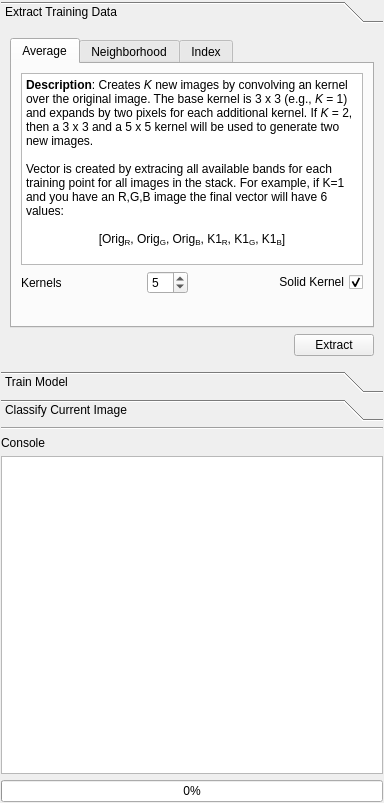
persts/Nenetic, file nenetic/gui/toolkit_widget.ui: the form before one commit.
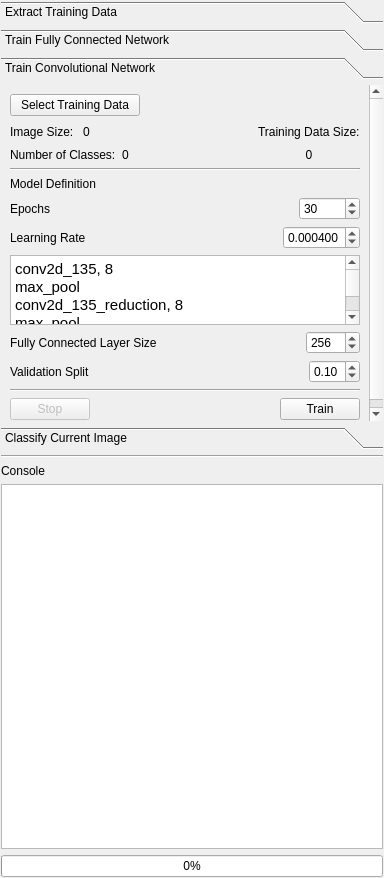
The form after the commit. The open tabs and pages were chosen to show the change.

Commit message: Added convolution network

The edit to the form file:
```diff
--- a/nenetic/gui/toolkit_widget.ui
+++ b/nenetic/gui/toolkit_widget.ui
@@ -7,7 +7,7 @@
     <x>0</x>
     <y>0</y>
     <width>384</width>
-    <height>803</height>
+    <height>878</height>
    </rect>
   </property>
   <property name="windowTitle">
@@ -58,6 +58,9 @@
       <layout class="QVBoxLayout" name="verticalLayout_9">
        <item>
         <widget class="QTabWidget" name="tabWidgetExtractors">
+         <property name="tabPosition">
+          <enum>QTabWidget::West</enum>
+         </property>
          <property name="currentIndex">
           <number>0</number>
          </property>
@@ -380,6 +383,101 @@
            </item>
           </layout>
          </widget>
+         <widget class="QWidget" name="region">
+          <attribute name="title">
+           <string>Region</string>
+          </attribute>
+          <layout class="QVBoxLayout" name="verticalLayout_5">
+           <item>
+            <widget class="QTextBrowser" name="textBrowser_5">
+             <property name="sizePolicy">
+              <sizepolicy hsizetype="Expanding" vsizetype="Fixed">
+               <horstretch>0</horstretch>
+               <verstretch>0</verstretch>
+              </sizepolicy>
+             </property>
+             <property name="autoFillBackground">
+              <bool>false</bool>
+             </property>
+             <property name="html">
+              <string>&lt;!DOCTYPE HTML PUBLIC &quot;-//W3C//DTD HTML 4.0//EN&quot; &quot;http://www.w3.org/TR/REC-html40/strict.dtd&quot;&gt;
+&lt;html&gt;&lt;head&gt;&lt;meta name=&quot;qrichtext&quot; content=&quot;1&quot; /&gt;&lt;style type=&quot;text/css&quot;&gt;
+p, li { white-space: pre-wrap; }
+&lt;/style&gt;&lt;/head&gt;&lt;body style=&quot; font-family:'Ubuntu'; font-size:11pt; font-weight:400; font-style:normal;&quot;&gt;
+&lt;p style=&quot; margin-top:0px; margin-bottom:0px; margin-left:0px; margin-right:0px; -qt-block-indent:0; text-indent:0px;&quot;&gt;&lt;span style=&quot; font-family:'Sans Serif'; font-size:9pt; font-weight:600;&quot;&gt;Description&lt;/span&gt;&lt;span style=&quot; font-family:'Sans Serif'; font-size:9pt;&quot;&gt;: Extracts a N x N sub image for convolutional neural networks.&lt;/span&gt;&lt;/p&gt;
+&lt;p style=&quot;-qt-paragraph-type:empty; margin-top:0px; margin-bottom:0px; margin-left:0px; margin-right:0px; -qt-block-indent:0; text-indent:0px; font-family:'Sans Serif'; font-size:9pt;&quot;&gt;&lt;br /&gt;&lt;/p&gt;
+&lt;p style=&quot; margin-top:0px; margin-bottom:0px; margin-left:0px; margin-right:0px; -qt-block-indent:0; text-indent:0px;&quot;&gt;&lt;span style=&quot; font-family:'Sans Serif'; font-size:9pt;&quot;&gt;N should always be an odd number. If N is even then the region will be N-1 x N-1.&lt;/span&gt;&lt;/p&gt;&lt;/body&gt;&lt;/html&gt;</string>
+             </property>
+            </widget>
+           </item>
+           <item>
+            <spacer name="verticalSpacer_4">
+             <property name="orientation">
+              <enum>Qt::Vertical</enum>
+             </property>
+             <property name="sizeHint" stdset="0">
+              <size>
+               <width>20</width>
+               <height>48</height>
+              </size>
+             </property>
+            </spacer>
+           </item>
+           <item>
+            <layout class="QHBoxLayout" name="horizontalLayout_21">
+             <item>
+              <widget class="QLabel" name="label_22">
+               <property name="text">
+                <string>Region Size ( N x N )</string>
+               </property>
+              </widget>
+             </item>
+             <item>
+              <widget class="QSpinBox" name="spinBoxRegionSize">
+               <property name="minimum">
+                <number>25</number>
+               </property>
+               <property name="maximum">
+                <number>99</number>
+               </property>
+               <property name="singleStep">
+                <number>2</number>
+               </property>
+               <property name="value">
+                <number>31</number>
+               </property>
+              </widget>
+             </item>
+             <item>
+              <spacer name="horizontalSpacer_27">
+               <property name="orientation">
+                <enum>Qt::Horizontal</enum>
+               </property>
+               <property name="sizeHint" stdset="0">
+                <size>
+                 <width>40</width>
+                 <height>20</height>
+                </size>
+               </property>
+              </spacer>
+             </item>
+            </layout>
+           </item>
+           <item>
+            <spacer name="verticalSpacer_5">
+             <property name="orientation">
+              <enum>Qt::Vertical</enum>
+             </property>
+             <property name="sizeHint" stdset="0">
+              <size>
+               <width>20</width>
+               <height>48</height>
+              </size>
+             </property>
+            </spacer>
+           </item>
+          </layout>
+         </widget>
         </widget>
        </item>
        <item>
@@ -418,7 +516,7 @@
        </rect>
       </property>
       <attribute name="label">
-       <string>Train Model</string>
+       <string>Train Fully Connected Network</string>
       </attribute>
       <layout class="QVBoxLayout" name="verticalLayout_2">
        <item>
@@ -745,7 +843,335 @@
           </spacer>
          </item>
          <item>
-          <widget class="QPushButton" name="pushButtonTrainModel">
+          <widget class="QPushButton" name="pushButtonTrainFcModel">
+           <property name="text">
+            <string>Train</string>
+           </property>
+          </widget>
+         </item>
+        </layout>
+       </item>
+      </layout>
+     </widget>
+     <widget class="QWidget" name="train_conv">
+      <property name="geometry">
+       <rect>
+        <x>0</x>
+        <y>0</y>
+        <width>382</width>
+        <height>408</height>
+       </rect>
+      </property>
+      <attribute name="label">
+       <string>Train Convolutional Network</string>
+      </attribute>
+      <layout class="QVBoxLayout" name="verticalLayout_6">
+       <item>
+        <layout class="QGridLayout" name="gridLayout_3">
+         <item row="0" column="0" colspan="3">
+          <widget class="QPushButton" name="pushButtonConvTrainingData">
+           <property name="text">
+            <string>Select Training Data</string>
+           </property>
+          </widget>
+         </item>
+         <item row="0" column="3">
+          <spacer name="horizontalSpacer_5">
+           <property name="orientation">
+            <enum>Qt::Horizontal</enum>
+           </property>
+           <property name="sizeHint" stdset="0">
+            <size>
+             <width>40</width>
+             <height>20</height>
+            </size>
+           </property>
+          </spacer>
+         </item>
+         <item row="1" column="0">
+          <widget class="QLabel" name="label_6">
+           <property name="text">
+            <string>Image Size: </string>
+           </property>
+          </widget>
+         </item>
+         <item row="1" column="1" colspan="2">
+          <widget class="QLabel" name="labelImageSize">
+           <property name="text">
+            <string>0</string>
+           </property>
+          </widget>
+         </item>
+         <item row="1" column="3">
+          <spacer name="horizontalSpacer_6">
+           <property name="orientation">
+            <enum>Qt::Horizontal</enum>
+           </property>
+           <property name="sizeHint" stdset="0">
+            <size>
+             <width>40</width>
+             <height>20</height>
+            </size>
+           </property>
+          </spacer>
+         </item>
+         <item row="2" column="0" colspan="2">
+          <widget class="QLabel" name="label_7">
+           <property name="text">
+            <string>Number of Classes:</string>
+           </property>
+          </widget>
+         </item>
+         <item row="2" column="2" colspan="2">
+          <widget class="QLabel" name="labelNumberClassesConv">
+           <property name="text">
+            <string>0</string>
+           </property>
+          </widget>
+         </item>
+         <item row="2" column="4">
+          <widget class="QLabel" name="labelTotalPointsConv">
+           <property name="text">
+            <string>0</string>
+           </property>
+           <property name="alignment">
+            <set>Qt::AlignCenter</set>
+           </property>
+          </widget>
+         </item>
+         <item row="1" column="4">
+          <widget class="QLabel" name="label_8">
+           <property name="text">
+            <string>Training Data Size:</string>
+           </property>
+          </widget>
+         </item>
+        </layout>
+       </item>
+       <item>
+        <widget class="Line" name="line_2">
+         <property name="orientation">
+          <enum>Qt::Horizontal</enum>
+         </property>
+        </widget>
+       </item>
+       <item>
+        <widget class="QLabel" name="label_9">
+         <property name="text">
+          <string>Model Definition</string>
+         </property>
+        </widget>
+       </item>
+       <item>
+        <layout class="QHBoxLayout" name="horizontalLayout_24">
+         <item>
+          <widget class="QLabel" name="label_24">
+           <property name="text">
+            <string>Epochs</string>
+           </property>
+          </widget>
+         </item>
+         <item>
+          <spacer name="horizontalSpacer_30">
+           <property name="orientation">
+            <enum>Qt::Horizontal</enum>
+           </property>
+           <property name="sizeHint" stdset="0">
+            <size>
+             <width>40</width>
+             <height>20</height>
+            </size>
+           </property>
+          </spacer>
+         </item>
+         <item>
+          <widget class="QSpinBox" name="spinBoxEpochsConv">
+           <property name="minimum">
+            <number>1</number>
+           </property>
+           <property name="maximum">
+            <number>50000</number>
+           </property>
+           <property name="singleStep">
+            <number>1</number>
+           </property>
+           <property name="value">
+            <number>30</number>
+           </property>
+          </widget>
+         </item>
+        </layout>
+       </item>
+       <item>
+        <layout class="QHBoxLayout" name="horizontalLayout_25">
+         <item>
+          <widget class="QLabel" name="label_25">
+           <property name="text">
+            <string>Learning Rate</string>
+           </property>
+          </widget>
+         </item>
+         <item>
+          <spacer name="horizontalSpacer_31">
+           <property name="orientation">
+            <enum>Qt::Horizontal</enum>
+           </property>
+           <property name="sizeHint" stdset="0">
+            <size>
+             <width>40</width>
+             <height>20</height>
+            </size>
+           </property>
+          </spacer>
+         </item>
+         <item>
+          <widget class="QDoubleSpinBox" name="doubleSpinBoxLearningRateConv">
+           <property name="decimals">
+            <number>6</number>
+           </property>
+           <property name="minimum">
+            <double>0.000010000000000</double>
+           </property>
+           <property name="maximum">
+            <double>0.500000000000000</double>
+           </property>
+           <property name="singleStep">
+            <double>0.000100000000000</double>
+           </property>
+           <property name="value">
+            <double>0.000400000000000</double>
+           </property>
+          </widget>
+         </item>
+        </layout>
+       </item>
+       <item>
+        <widget class="QTextBrowser" name="textBrowserConvModel">
+         <property name="readOnly">
+          <bool>false</bool>
+         </property>
+         <property name="html">
+          <string>&lt;!DOCTYPE HTML PUBLIC &quot;-//W3C//DTD HTML 4.0//EN&quot; &quot;http://www.w3.org/TR/REC-html40/strict.dtd&quot;&gt;
+&lt;html&gt;&lt;head&gt;&lt;meta name=&quot;qrichtext&quot; content=&quot;1&quot; /&gt;&lt;style type=&quot;text/css&quot;&gt;
+p, li { white-space: pre-wrap; }
+&lt;/style&gt;&lt;/head&gt;&lt;body style=&quot; font-family:'Ubuntu'; font-size:11pt; font-weight:400; font-style:normal;&quot;&gt;
+&lt;p style=&quot; margin-top:0px; margin-bottom:0px; margin-left:0px; margin-right:0px; -qt-block-indent:0; text-indent:0px;&quot;&gt;conv2d_135, 8&lt;/p&gt;
+&lt;p style=&quot; margin-top:0px; margin-bottom:0px; margin-left:0px; margin-right:0px; -qt-block-indent:0; text-indent:0px;&quot;&gt;max_pool&lt;/p&gt;
+&lt;p style=&quot; margin-top:0px; margin-bottom:0px; margin-left:0px; margin-right:0px; -qt-block-indent:0; text-indent:0px;&quot;&gt;conv2d_135_reduction, 8&lt;/p&gt;
+&lt;p style=&quot; margin-top:0px; margin-bottom:0px; margin-left:0px; margin-right:0px; -qt-block-indent:0; text-indent:0px;&quot;&gt;max_pool&lt;/p&gt;
+&lt;p style=&quot; margin-top:0px; margin-bottom:0px; margin-left:0px; margin-right:0px; -qt-block-indent:0; text-indent:0px;&quot;&gt;conv2d_135_reduction, 8&lt;/p&gt;
+&lt;p style=&quot; margin-top:0px; margin-bottom:0px; margin-left:0px; margin-right:0px; -qt-block-indent:0; text-indent:0px;&quot;&gt;max_pool&lt;/p&gt;&lt;/body&gt;&lt;/html&gt;</string>
+         </property>
+         <property name="acceptRichText">
+          <bool>false</bool>
+         </property>
+        </widget>
+       </item>
+       <item>
+        <layout class="QHBoxLayout" name="horizontalLayout_3">
+         <item>
+          <widget class="QLabel" name="label_2">
+           <property name="text">
+            <string>Fully Connected Layer Size</string>
+           </property>
+          </widget>
+         </item>
+         <item>
+          <spacer name="horizontalSpacer_8">
+           <property name="orientation">
+            <enum>Qt::Horizontal</enum>
+           </property>
+           <property name="sizeHint" stdset="0">
+            <size>
+             <width>40</width>
+             <height>20</height>
+            </size>
+           </property>
+          </spacer>
+         </item>
+         <item>
+          <widget class="QSpinBox" name="spinBoxFinalLayerConv">
+           <property name="maximum">
+            <number>4096</number>
+           </property>
+           <property name="value">
+            <number>256</number>
+           </property>
+          </widget>
+         </item>
+        </layout>
+       </item>
+       <item>
+        <layout class="QHBoxLayout" name="horizontalLayout_22">
+         <item>
+          <widget class="QLabel" name="label_23">
+           <property name="text">
+            <string>Validation Split</string>
+           </property>
+          </widget>
+         </item>
+         <item>
+          <spacer name="horizontalSpacer_28">
+           <property name="orientation">
+            <enum>Qt::Horizontal</enum>
+           </property>
+           <property name="sizeHint" stdset="0">
+            <size>
+             <width>40</width>
+             <height>20</height>
+            </size>
+           </property>
+          </spacer>
+         </item>
+         <item>
+          <widget class="QDoubleSpinBox" name="doubleSpinBoxSplitConv">
+           <property name="maximum">
+            <double>0.500000000000000</double>
+           </property>
+           <property name="singleStep">
+            <double>0.050000000000000</double>
+           </property>
+           <property name="value">
+            <double>0.100000000000000</double>
+           </property>
+          </widget>
+         </item>
+        </layout>
+       </item>
+       <item>
+        <widget class="Line" name="line_3">
+         <property name="orientation">
+          <enum>Qt::Horizontal</enum>
+         </property>
+        </widget>
+       </item>
+       <item>
+        <layout class="QHBoxLayout" name="horizontalLayout_23">
+         <item>
+          <widget class="QPushButton" name="pushButtonStopConvTraining">
+           <property name="enabled">
+            <bool>false</bool>
+           </property>
+           <property name="text">
+            <string>Stop</string>
+           </property>
+          </widget>
+         </item>
+         <item>
+          <spacer name="horizontalSpacer_29">
+           <property name="orientation">
+            <enum>Qt::Horizontal</enum>
+           </property>
+           <property name="sizeHint" stdset="0">
+            <size>
+             <width>188</width>
+             <height>20</height>
+            </size>
+           </property>
+          </spacer>
+         </item>
+         <item>
+          <widget class="QPushButton" name="pushButtonTrainConvModel">
            <property name="text">
             <string>Train</string>
            </property>
```
Left out of the diff: 20 changed lines with no effect on the pictures. The commit also changes 9 other files.
